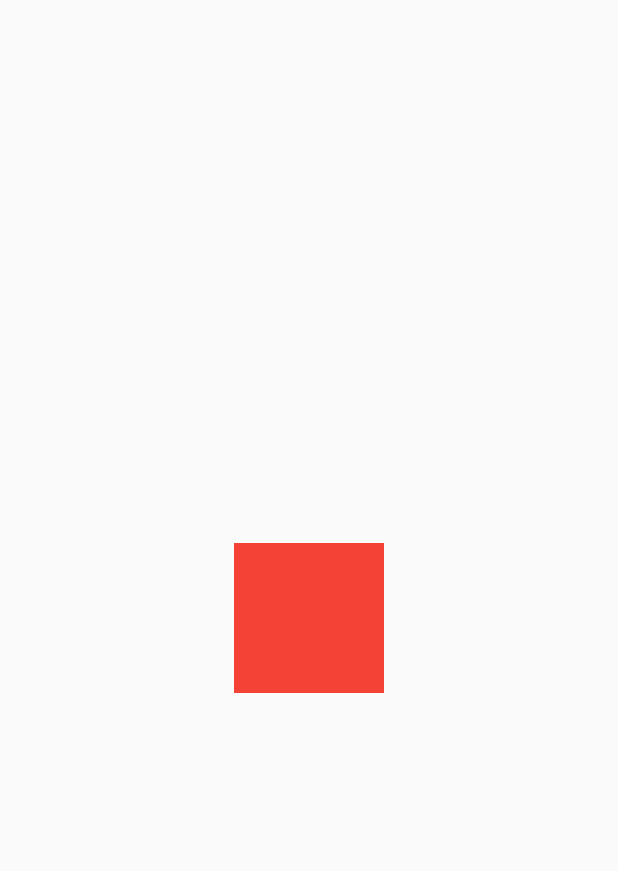
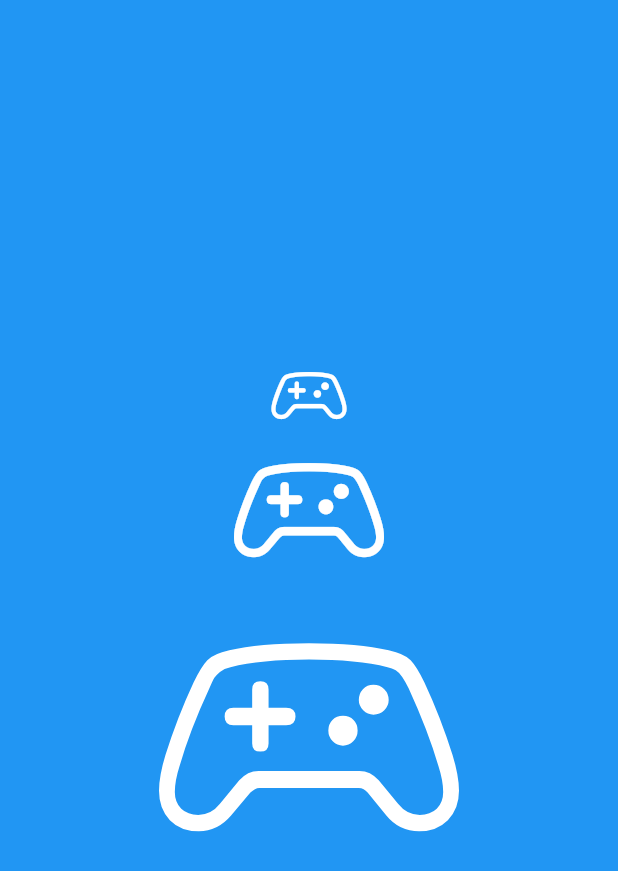
Before and after one commit to raloliver/qzapp, a Flutter app: the screen it shows after launch, on a phone screen of 412 x 824 dp. Shown: the top 871 px of the screen. Run offline on Flutter 3.47's test engine with Material 2 defaults, Android fonts, the phone set to English and light mode, and no system bars.

Commit message:
Flex Layout

```diff
--- a/lib/main.dart
+++ b/lib/main.dart
@@ -1,3 +1,4 @@
+import 'package:flutter/cupertino.dart';
 import 'package:flutter/material.dart';
 
 void main() => runApp(MyApp());
@@ -7,16 +8,30 @@ class MyApp extends StatelessWidget {
   Widget build(BuildContext context) {
     return MaterialApp(
       home: Scaffold(
-        body: Center(
-          child: Material(
-            color: Colors.red,
-            child: InkWell(
-              onTap: () => print('tapped!'),
-              child: Container(width: 100, height: 100),
-            ),
-          ),
-        ),
-      ),
+          body: Container(
+              color: Colors.blue,
+              padding: EdgeInsets.all(16),
+              child: Column(
+                mainAxisAlignment: MainAxisAlignment.center,
+                crossAxisAlignment: CrossAxisAlignment.stretch,
+                children: <Widget>[
+                  Icon(
+                    CupertinoIcons.game_controller,
+                    color: Colors.white,
+                    size: 50,
+                  ),
+                  Icon(
+                    CupertinoIcons.game_controller,
+                    color: Colors.white,
+                    size: 100,
+                  ),
+                  Icon(
+                    CupertinoIcons.game_controller,
+                    color: Colors.white,
+                    size: 200,
+                  ),
+                ],
+              ))),
     );
   }
 }
```
